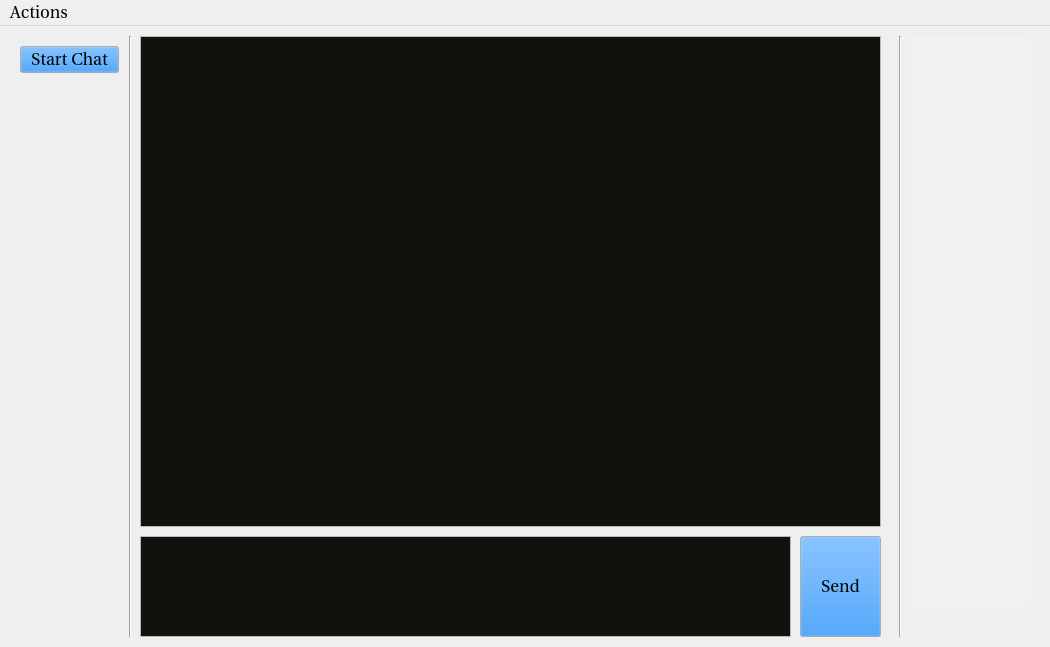
This is GUI_Qt/messenger/messenger.ui in FundCompXbee/XBeeMessenger as Qt 5 draws it before an edit. The edited form follows.
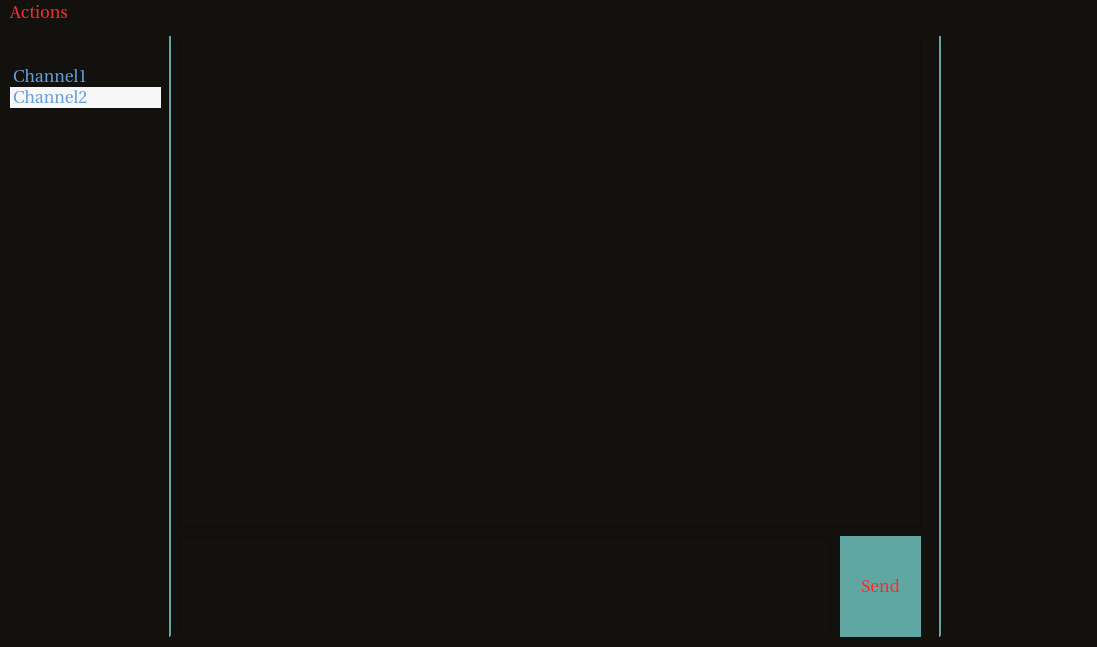
This is the edited form.

Commit message: finished fundamental layout and functionality for GUI

```diff
--- a/GUI_Qt/messenger/messenger.ui
+++ b/GUI_Qt/messenger/messenger.ui
@@ -6,19 +6,64 @@
    <rect>
     <x>0</x>
     <y>0</y>
-    <width>1050</width>
+    <width>1097</width>
     <height>647</height>
    </rect>
   </property>
   <property name="palette">
    <palette>
     <active>
+     <colorrole role="WindowText">
+      <brush brushstyle="SolidPattern">
+       <color alpha="255">
+        <red>76</red>
+        <green>76</green>
+        <blue>76</blue>
+       </color>
+      </brush>
+     </colorrole>
      <colorrole role="Button">
       <brush brushstyle="SolidPattern">
        <color alpha="255">
-        <red>18</red>
-        <green>129</green>
-        <blue>240</blue>
+        <red>96</red>
+        <green>167</green>
+        <blue>163</blue>
+       </color>
+      </brush>
+     </colorrole>
+     <colorrole role="Light">
+      <brush brushstyle="SolidPattern">
+       <color alpha="255">
+        <red>96</red>
+        <green>167</green>
+        <blue>163</blue>
+       </color>
+      </brush>
+     </colorrole>
+     <colorrole role="Dark">
+      <brush brushstyle="SolidPattern">
+       <color alpha="255">
+        <red>96</red>
+        <green>167</green>
+        <blue>163</blue>
+       </color>
+      </brush>
+     </colorrole>
+     <colorrole role="Text">
+      <brush brushstyle="SolidPattern">
+       <color alpha="255">
+        <red>234</red>
+        <green>226</green>
+        <blue>210</blue>
+       </color>
+      </brush>
+     </colorrole>
+     <colorrole role="ButtonText">
+      <brush brushstyle="SolidPattern">
+       <color alpha="255">
+        <red>248</red>
+        <green>44</green>
+        <blue>44</blue>
        </color>
       </brush>
      </colorrole>
@@ -31,23 +76,86 @@
        </color>
       </brush>
      </colorrole>
+     <colorrole role="Window">
+      <brush brushstyle="SolidPattern">
+       <color alpha="255">
+        <red>18</red>
+        <green>17</green>
+        <blue>13</blue>
+       </color>
+      </brush>
+     </colorrole>
      <colorrole role="Highlight">
       <brush brushstyle="SolidPattern">
        <color alpha="255">
-        <red>70</red>
-        <green>194</green>
-        <blue>240</blue>
+        <red>122</red>
+        <green>173</green>
+        <blue>119</blue>
+       </color>
+      </brush>
+     </colorrole>
+     <colorrole role="ToolTipBase">
+      <brush brushstyle="SolidPattern">
+       <color alpha="255">
+        <red>220</red>
+        <green>226</green>
+        <blue>255</blue>
        </color>
       </brush>
      </colorrole>
     </active>
     <inactive>
+     <colorrole role="WindowText">
+      <brush brushstyle="SolidPattern">
+       <color alpha="255">
+        <red>76</red>
+        <green>76</green>
+        <blue>76</blue>
+       </color>
+      </brush>
+     </colorrole>
      <colorrole role="Button">
       <brush brushstyle="SolidPattern">
        <color alpha="255">
-        <red>18</red>
-        <green>129</green>
-        <blue>240</blue>
+        <red>96</red>
+        <green>167</green>
+        <blue>163</blue>
+       </color>
+      </brush>
+     </colorrole>
+     <colorrole role="Light">
+      <brush brushstyle="SolidPattern">
+       <color alpha="255">
+        <red>96</red>
+        <green>167</green>
+        <blue>163</blue>
+       </color>
+      </brush>
+     </colorrole>
+     <colorrole role="Dark">
+      <brush brushstyle="SolidPattern">
+       <color alpha="255">
+        <red>96</red>
+        <green>167</green>
+        <blue>163</blue>
+       </color>
+      </brush>
+     </colorrole>
+     <colorrole role="Text">
+      <brush brushstyle="SolidPattern">
+       <color alpha="255">
+        <red>234</red>
+        <green>226</green>
+        <blue>210</blue>
+       </color>
+      </brush>
+     </colorrole>
+     <colorrole role="ButtonText">
+      <brush brushstyle="SolidPattern">
+       <color alpha="255">
+        <red>248</red>
+        <green>44</green>
+        <blue>44</blue>
        </color>
       </brush>
      </colorrole>
@@ -60,32 +168,104 @@
        </color>
       </brush>
      </colorrole>
+     <colorrole role="Window">
+      <brush brushstyle="SolidPattern">
+       <color alpha="255">
+        <red>18</red>
+        <green>17</green>
+        <blue>13</blue>
+       </color>
+      </brush>
+     </colorrole>
      <colorrole role="Highlight">
       <brush brushstyle="SolidPattern">
        <color alpha="255">
-        <red>70</red>
-        <green>194</green>
-        <blue>240</blue>
+        <red>122</red>
+        <green>173</green>
+        <blue>119</blue>
+       </color>
+      </brush>
+     </colorrole>
+     <colorrole role="ToolTipBase">
+      <brush brushstyle="SolidPattern">
+       <color alpha="255">
+        <red>220</red>
+        <green>226</green>
+        <blue>255</blue>
        </color>
       </brush>
      </colorrole>
     </inactive>
     <disabled>
+     <colorrole role="WindowText">
+      <brush brushstyle="SolidPattern">
+       <color alpha="255">
+        <red>96</red>
+        <green>167</green>
+        <blue>163</blue>
+       </color>
+      </brush>
+     </colorrole>
      <colorrole role="Button">
       <brush brushstyle="SolidPattern">
        <color alpha="255">
-        <red>18</red>
-        <green>129</green>
-        <blue>240</blue>
+        <red>96</red>
+        <green>167</green>
+        <blue>163</blue>
+       </color>
+      </brush>
+     </colorrole>
+     <colorrole role="Light">
+      <brush brushstyle="SolidPattern">
+       <color alpha="255">
+        <red>96</red>
+        <green>167</green>
+        <blue>163</blue>
+       </color>
+      </brush>
+     </colorrole>
+     <colorrole role="Dark">
+      <brush brushstyle="SolidPattern">
+       <color alpha="255">
+        <red>96</red>
+        <green>167</green>
+        <blue>163</blue>
+       </color>
+      </brush>
+     </colorrole>
+     <colorrole role="Text">
+      <brush brushstyle="SolidPattern">
+       <color alpha="255">
+        <red>96</red>
+        <green>167</green>
+        <blue>163</blue>
+       </color>
+      </brush>
+     </colorrole>
+     <colorrole role="ButtonText">
+      <brush brushstyle="SolidPattern">
+       <color alpha="255">
+        <red>159</red>
+        <green>158</green>
+        <blue>158</blue>
        </color>
       </brush>
      </colorrole>
      <colorrole role="Base">
       <brush brushstyle="SolidPattern">
        <color alpha="255">
-        <red>255</red>
-        <green>255</green>
-        <blue>255</blue>
+        <red>18</red>
+        <green>17</green>
+        <blue>13</blue>
+       </color>
+      </brush>
+     </colorrole>
+     <colorrole role="Window">
+      <brush brushstyle="SolidPattern">
+       <color alpha="255">
+        <red>18</red>
+        <green>17</green>
+        <blue>13</blue>
        </color>
       </brush>
      </colorrole>
@@ -98,6 +278,15 @@
        </color>
       </brush>
      </colorrole>
+     <colorrole role="ToolTipBase">
+      <brush brushstyle="SolidPattern">
+       <color alpha="255">
+        <red>220</red>
+        <green>226</green>
+        <blue>255</blue>
+       </color>
+      </brush>
+     </colorrole>
     </disabled>
    </palette>
   </property>
@@ -117,7 +306,7 @@
    <widget class="QTextEdit" name="inputText">
     <property name="geometry">
      <rect>
-      <x>140</x>
+      <x>180</x>
       <y>510</y>
       <width>651</width>
       <height>101</height>
@@ -172,24 +361,48 @@
     <property name="mouseTracking">
      <bool>false</bool>
     </property>
+    <property name="lineWidth">
+     <number>2</number>
+    </property>
+    <property name="midLineWidth">
+     <number>2</number>
+    </property>
    </widget>
    <widget class="QPushButton" name="sendButton">
+    <property name="enabled">
+     <bool>true</bool>
+    </property>
     <property name="geometry">
      <rect>
-      <x>800</x>
+      <x>840</x>
       <y>510</y>
       <width>81</width>
       <height>101</height>
      </rect>
     </property>
+    <property name="autoFillBackground">
+     <bool>true</bool>
+    </property>
     <property name="text">
      <string>Send</string>
     </property>
+    <property name="checkable">
+     <bool>false</bool>
+    </property>
+    <property name="autoDefault">
+     <bool>false</bool>
+    </property>
+    <property name="default">
+     <bool>false</bool>
+    </property>
+    <property name="flat">
+     <bool>true</bool>
+    </property>
    </widget>
    <widget class="Line" name="line_1">
     <property name="geometry">
      <rect>
-      <x>120</x>
+      <x>160</x>
       <y>10</y>
       <width>20</width>
       <height>601</height>
@@ -202,7 +415,7 @@
    <widget class="Line" name="line_2">
     <property name="geometry">
      <rect>
-      <x>890</x>
+      <x>930</x>
       <y>10</y>
       <width>20</width>
       <height>601</height>
@@ -215,7 +428,7 @@
    <widget class="QTextBrowser" name="messageView">
     <property name="geometry">
      <rect>
-      <x>140</x>
+      <x>180</x>
       <y>10</y>
       <width>741</width>
       <height>491</height>
@@ -227,63 +440,365 @@
       <pointsize>16</pointsize>
      </font>
     </property>
+    <property name="lineWidth">
+     <number>2</number>
+    </property>
+    <property name="midLineWidth">
+     <number>2</number>
+    </property>
     <property name="horizontalScrollBarPolicy">
      <enum>Qt::ScrollBarAlwaysOff</enum>
     </property>
    </widget>
-   <widget class="QPushButton" name="startButton">
-    <property name="geometry">
-     <rect>
-      <x>20</x>
-      <y>20</y>
-      <width>99</width>
-      <height>27</height>
-     </rect>
-    </property>
-    <property name="text">
-     <string>Start Chat</string>
-    </property>
-   </widget>
    <widget class="QTextBrowser" name="helpTextBrowser">
     <property name="geometry">
      <rect>
-      <x>910</x>
+      <x>960</x>
       <y>10</y>
       <width>121</width>
       <height>571</height>
      </rect>
     </property>
+    <property name="font">
+     <font>
+      <pointsize>11</pointsize>
+     </font>
+    </property>
+    <property name="frameShape">
+     <enum>QFrame::NoFrame</enum>
+    </property>
+    <property name="frameShadow">
+     <enum>QFrame::Plain</enum>
+    </property>
+    <property name="lineWidth">
+     <number>0</number>
+    </property>
+    <property name="verticalScrollBarPolicy">
+     <enum>Qt::ScrollBarAlwaysOff</enum>
+    </property>
+    <property name="horizontalScrollBarPolicy">
+     <enum>Qt::ScrollBarAlwaysOff</enum>
+    </property>
+    <property name="sizeAdjustPolicy">
+     <enum>QAbstractScrollArea::AdjustToContents</enum>
+    </property>
+   </widget>
+   <widget class="QTextBrowser" name="channelsTextBrowser">
+    <property name="geometry">
+     <rect>
+      <x>10</x>
+      <y>10</y>
+      <width>141</width>
+      <height>581</height>
+     </rect>
+    </property>
+    <property name="font">
+     <font>
+      <pointsize>11</pointsize>
+     </font>
+    </property>
+    <property name="frameShape">
+     <enum>QFrame::NoFrame</enum>
+    </property>
+    <property name="frameShadow">
+     <enum>QFrame::Plain</enum>
+    </property>
+    <property name="lineWidth">
+     <number>0</number>
+    </property>
+    <property name="verticalScrollBarPolicy">
+     <enum>Qt::ScrollBarAlwaysOff</enum>
+    </property>
+    <property name="horizontalScrollBarPolicy">
+     <enum>Qt::ScrollBarAlwaysOff</enum>
+    </property>
+    <property name="sizeAdjustPolicy">
+     <enum>QAbstractScrollArea::AdjustToContents</enum>
+    </property>
+   </widget>
+   <widget class="QListWidget" name="channelsListWidget">
+    <property name="geometry">
+     <rect>
+      <x>10</x>
+      <y>40</y>
+      <width>151</width>
+      <height>192</height>
+     </rect>
+    </property>
     <property name="palette">
      <palette>
       <active>
-       <colorrole role="Base">
+       <colorrole role="WindowText">
         <brush brushstyle="SolidPattern">
          <color alpha="255">
-          <red>242</red>
-          <green>241</green>
-          <blue>240</blue>
+          <red>76</red>
+          <green>76</green>
+          <blue>76</blue>
+         </color>
+        </brush>
+       </colorrole>
+       <colorrole role="Button">
+        <brush brushstyle="SolidPattern">
+         <color alpha="255">
+          <red>18</red>
+          <green>17</green>
+          <blue>13</blue>
+         </color>
+        </brush>
+       </colorrole>
+       <colorrole role="Light">
+        <brush brushstyle="SolidPattern">
+         <color alpha="255">
+          <red>18</red>
+          <green>17</green>
+          <blue>13</blue>
+         </color>
+        </brush>
+       </colorrole>
+       <colorrole role="Midlight">
+        <brush brushstyle="SolidPattern">
+         <color alpha="255">
+          <red>18</red>
+          <green>17</green>
+          <blue>13</blue>
+         </color>
+        </brush>
+       </colorrole>
+       <colorrole role="Dark">
+        <brush brushstyle="SolidPattern">
+         <color alpha="255">
+          <red>18</red>
+          <green>17</green>
+          <blue>13</blue>
+         </color>
+        </brush>
+       </colorrole>
+       <colorrole role="Mid">
+        <brush brushstyle="SolidPattern">
+         <color alpha="255">
+          <red>18</red>
+          <green>17</green>
+          <blue>13</blue>
+         </color>
+        </brush>
+       </colorrole>
+       <colorrole role="Text">
+        <brush brushstyle="SolidPattern">
+         <color alpha="255">
+          <red>97</red>
+          <green>159</green>
+          <blue>224</blue>
+         </color>
+        </brush>
+       </colorrole>
+       <colorrole role="BrightText">
+        <brush brushstyle="SolidPattern">
+         <color alpha="255">
+          <red>18</red>
+          <green>17</green>
+          <blue>13</blue>
+         </color>
+        </brush>
+       </colorrole>
+       <colorrole role="ButtonText">
+        <brush brushstyle="SolidPattern">
+         <color alpha="255">
+          <red>18</red>
+          <green>17</green>
+          <blue>13</blue>
+         </color>
+        </brush>
+       </colorrole>
+       <colorrole role="Shadow">
+        <brush brushstyle="SolidPattern">
+         <color alpha="255">
+          <red>18</red>
+          <green>17</green>
+          <blue>13</blue>
          </color>
         </brush>
        </colorrole>
       </active>
       <inactive>
-       <colorrole role="Base">
+       <colorrole role="WindowText">
         <brush brushstyle="SolidPattern">
          <color alpha="255">
-          <red>242</red>
-          <green>241</green>
-          <blue>240</blue>
+          <red>76</red>
+          <green>76</green>
+          <blue>76</blue>
+         </color>
+        </brush>
+       </colorrole>
+       <colorrole role="Button">
+        <brush brushstyle="SolidPattern">
+         <color alpha="255">
+          <red>18</red>
+          <green>17</green>
+          <blue>13</blue>
+         </color>
+        </brush>
+       </colorrole>
+       <colorrole role="Light">
+        <brush brushstyle="SolidPattern">
+         <color alpha="255">
+          <red>18</red>
+          <green>17</green>
+          <blue>13</blue>
+         </color>
+        </brush>
+       </colorrole>
+       <colorrole role="Midlight">
+        <brush brushstyle="SolidPattern">
+         <color alpha="255">
+          <red>18</red>
+          <green>17</green>
+          <blue>13</blue>
+         </color>
+        </brush>
+       </colorrole>
+       <colorrole role="Dark">
+        <brush brushstyle="SolidPattern">
+         <color alpha="255">
+          <red>18</red>
+          <green>17</green>
+          <blue>13</blue>
+         </color>
+        </brush>
+       </colorrole>
+       <colorrole role="Mid">
+        <brush brushstyle="SolidPattern">
+         <color alpha="255">
+          <red>18</red>
+          <green>17</green>
+          <blue>13</blue>
+         </color>
+        </brush>
+       </colorrole>
+       <colorrole role="Text">
+        <brush brushstyle="SolidPattern">
+         <color alpha="255">
+          <red>97</red>
+          <green>159</green>
+          <blue>224</blue>
+         </color>
+        </brush>
+       </colorrole>
+       <colorrole role="BrightText">
+        <brush brushstyle="SolidPattern">
+         <color alpha="255">
+          <red>18</red>
+          <green>17</green>
+          <blue>13</blue>
+         </color>
+        </brush>
+       </colorrole>
+       <colorrole role="ButtonText">
+        <brush brushstyle="SolidPattern">
+         <color alpha="255">
+          <red>18</red>
+          <green>17</green>
+          <blue>13</blue>
+         </color>
+        </brush>
+       </colorrole>
+       <colorrole role="Shadow">
+        <brush brushstyle="SolidPattern">
+         <color alpha="255">
+          <red>18</red>
+          <green>17</green>
+          <blue>13</blue>
          </color>
         </brush>
        </colorrole>
       </inactive>
       <disabled>
-       <colorrole role="Base">
+       <colorrole role="WindowText">
         <brush brushstyle="SolidPattern">
          <color alpha="255">
-          <red>255</red>
-          <green>255</green>
-          <blue>255</blue>
+          <red>18</red>
+          <green>17</green>
+          <blue>13</blue>
+         </color>
+        </brush>
+       </colorrole>
+       <colorrole role="Button">
+        <brush brushstyle="SolidPattern">
+         <color alpha="255">
+          <red>18</red>
+          <green>17</green>
+          <blue>13</blue>
+         </color>
+        </brush>
+       </colorrole>
+       <colorrole role="Light">
+        <brush brushstyle="SolidPattern">
+         <color alpha="255">
+          <red>18</red>
+          <green>17</green>
+          <blue>13</blue>
+         </color>
+        </brush>
+       </colorrole>
+       <colorrole role="Midlight">
+        <brush brushstyle="SolidPattern">
+         <color alpha="255">
+          <red>18</red>
+          <green>17</green>
+          <blue>13</blue>
+         </color>
+        </brush>
+       </colorrole>
+       <colorrole role="Dark">
+        <brush brushstyle="SolidPattern">
+         <color alpha="255">
+          <red>18</red>
+          <green>17</green>
+          <blue>13</blue>
+         </color>
+        </brush>
+       </colorrole>
+       <colorrole role="Mid">
+        <brush brushstyle="SolidPattern">
+         <color alpha="255">
+          <red>18</red>
+          <green>17</green>
+          <blue>13</blue>
+         </color>
+        </brush>
+       </colorrole>
+       <colorrole role="Text">
+        <brush brushstyle="SolidPattern">
+         <color alpha="255">
+          <red>18</red>
+          <green>17</green>
+          <blue>13</blue>
+         </color>
+        </brush>
+       </colorrole>
+       <colorrole role="BrightText">
+        <brush brushstyle="SolidPattern">
+         <color alpha="255">
+          <red>18</red>
+          <green>17</green>
+          <blue>13</blue>
+         </color>
+        </brush>
+       </colorrole>
+       <colorrole role="ButtonText">
+        <brush brushstyle="SolidPattern">
+         <color alpha="255">
+          <red>18</red>
+          <green>17</green>
+          <blue>13</blue>
+         </color>
+        </brush>
+       </colorrole>
+       <colorrole role="Shadow">
+        <brush brushstyle="SolidPattern">
+         <color alpha="255">
+          <red>18</red>
+          <green>17</green>
+          <blue>13</blue>
          </color>
         </brush>
        </colorrole>
@@ -292,27 +807,31 @@
     </property>
     <property name="font">
      <font>
-      <pointsize>11</pointsize>
+      <kerning>true</kerning>
      </font>
     </property>
+    <property name="autoFillBackground">
+     <bool>true</bool>
+    </property>
     <property name="frameShape">
      <enum>QFrame::NoFrame</enum>
     </property>
-    <property name="frameShadow">
-     <enum>QFrame::Plain</enum>
+    <property name="alternatingRowColors">
+     <bool>true</bool>
     </property>
-    <property name="lineWidth">
-     <number>0</number>
+    <property name="wordWrap">
+     <bool>true</bool>
     </property>
-    <property name="verticalScrollBarPolicy">
-     <enum>Qt::ScrollBarAlwaysOff</enum>
-    </property>
-    <property name="horizontalScrollBarPolicy">
-     <enum>Qt::ScrollBarAlwaysOff</enum>
-    </property>
-    <property name="sizeAdjustPolicy">
-     <enum>QAbstractScrollArea::AdjustToContents</enum>
-    </property>
+    <item>
+     <property name="text">
+      <string>Channel1</string>
+     </property>
+    </item>
+    <item>
+     <property name="text">
+      <string>Channel2</string>
+     </property>
+    </item>
    </widget>
   </widget>
   <widget class="QMenuBar" name="menuBar">
@@ -320,7 +839,7 @@
     <rect>
      <x>0</x>
      <y>0</y>
-     <width>1050</width>
+     <width>1097</width>
      <height>29</height>
     </rect>
    </property>
```
Left out of the diff: 6 changed lines with no effect on the pictures. The commit also changes 5 other files.
